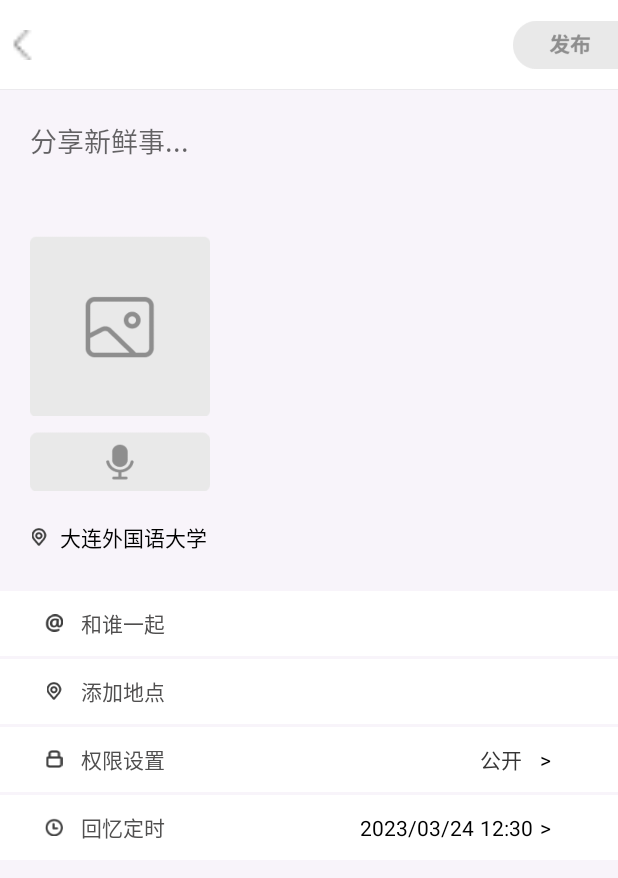
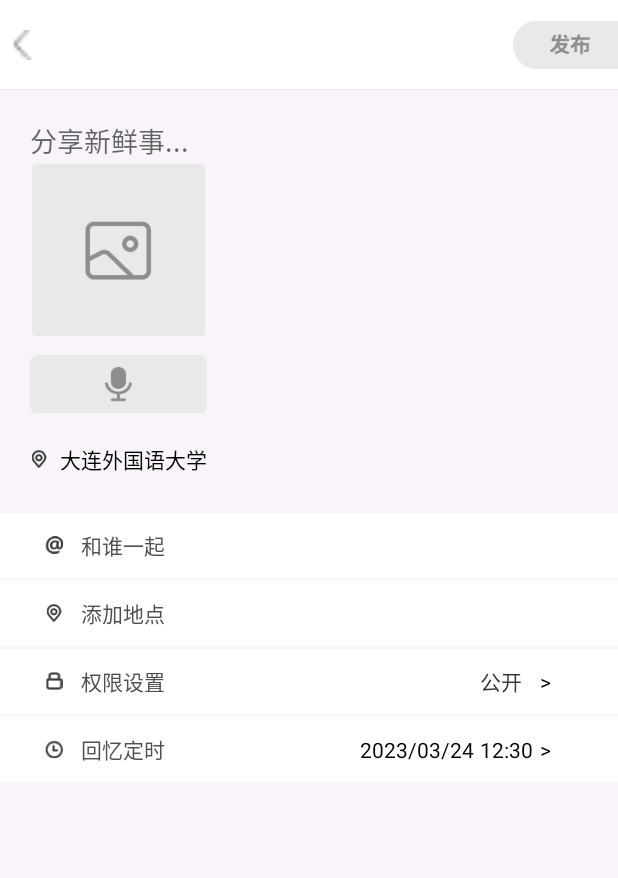
Before and after one commit to GeorgeRest/MemoShareApp, an Android app: the ReleaseActivity screen opened directly, with no data from a screen before it, after a tap on an icon or button, on a phone screen of 412 x 824 dp. Shown: the top 878 px of the screen. Run offline under Robolectric (Android 15) with nearby library versions, the phone set to English and light mode, and no system bars; libraries missing offline, so code that uses them is left out: com.zhihu.matisse.

Commit message:
zhwRelease展示照片

```diff
--- a/app/src/main/java/com/george/memoshareapp/activities/ReleaseActivity.java
+++ b/app/src/main/java/com/george/memoshareapp/activities/ReleaseActivity.java
@@ -4,32 +4,48 @@ import android.app.Activity;
 import android.app.DatePickerDialog;
 import android.app.Dialog;
 import android.app.TimePickerDialog;
+import android.content.ClipData;
+import android.content.Context;
 import android.content.Intent;
+import android.net.Uri;
 import android.os.Bundle;
 import android.util.Log;
 import android.text.Editable;
 import android.text.TextUtils;
 import android.text.TextWatcher;
 import android.view.Gravity;
+import android.view.LayoutInflater;
 import android.view.View;
 import android.view.ViewGroup;
 import android.view.Window;
 import android.widget.DatePicker;
 import android.widget.EditText;
+import android.widget.ImageButton;
 import android.widget.ImageView;
 import android.widget.RelativeLayout;
 import android.widget.TextView;
 import android.widget.TimePicker;
+import android.widget.Toast;
 
+import androidx.annotation.NonNull;
 import androidx.annotation.Nullable;
 import androidx.appcompat.app.AppCompatActivity;
+import androidx.recyclerview.widget.GridLayoutManager;
+import androidx.recyclerview.widget.RecyclerView;
 
+import com.bumptech.glide.Glide;
 import com.george.memoshareapp.R;
+import com.george.memoshareapp.adapters.ImageAdapter;
 import com.george.memoshareapp.beans.PublishContent;
 import com.george.memoshareapp.manager.ContentManager;
+import com.george.memoshareapp.utils.CustomItemDecoration;
+import com.george.memoshareapp.utils.GridSpacingItemDecoration;
+import com.zhihu.matisse.Matisse;
 
 import java.text.DateFormat;
+import java.util.ArrayList;
 import java.util.Calendar;
+import java.util.List;
 import java.util.Locale;
 
 public class ReleaseActivity extends AppCompatActivity implements View.OnClickListener {
@@ -54,12 +70,17 @@ public class ReleaseActivity extends AppCompatActivity implements View.OnClickLi
     private EditText release_edit;
     private ImageView release_back;
 
+    private static final int MAX_IMAGES = 9;  // Maximum number of images
+    private RecyclerView recyclerView;
+    private ImageAdapter imageAdapter;
+    private List<Uri> imageUriList = new ArrayList<>();
 
     @Override
     protected void onCreate(Bundle savedInstanceState) {
         super.onCreate(savedInstanceState);
         setContentView(R.layout.release);
         initView();
+        initRecyclerView();
         rl_permission.setOnClickListener(this);
         rl_time.setOnClickListener(this);
         release_button.setOnClickListener(this);
@@ -86,6 +107,7 @@ public class ReleaseActivity extends AppCompatActivity implements View.OnClickLi
             }
         });
 
+
     }
 
     private void initView() {
@@ -105,6 +127,31 @@ public class ReleaseActivity extends AppCompatActivity implements View.OnClickLi
         rl_time.setOnClickListener(this);
         release_button.setOnClickListener(this);
         addLocation.setOnClickListener(this);
+
+    }
+
+    private void initRecyclerView(){
+        // Set to 3-column grid layout
+        recyclerView = findViewById(R.id.recycler_view);
+        recyclerView.setLayoutManager(new GridLayoutManager(this, 3));
+        recyclerView.setHasFixedSize(true);
+
+        // Add blank items in RecyclerView
+        imageUriList.add(null);
+        imageAdapter = new ImageAdapter(this, imageUriList);
+        recyclerView.setAdapter(imageAdapter);
+
+        // 设置 RecyclerView 中的 item 的相对位置
+//        int spanCount = 3;
+//        int spacing = 0;
+//        boolean includeEdge = true;
+//        recyclerView.addItemDecoration(new GridSpacingItemDecoration(spanCount, spacing, includeEdge));
+
+//        imageAdapter.updateButtonPosition(MAX_IMAGES);
+
+        int spacingInPixels = getResources().getDimensionPixelSize(R.dimen.grid_expected_size);
+        recyclerView.addItemDecoration(new CustomItemDecoration(spacingInPixels));
+
     }
 
     public void showDatePickerDialog(Activity activity, int themeResId, final TextView tv, Calendar calendar) {
@@ -197,6 +244,40 @@ public class ReleaseActivity extends AppCompatActivity implements View.OnClickLi
 
     }
 
+    private void getPhotoFromAlbum(Intent data) {
+        // 从相册获取图片
+        if (data != null) {
+            ClipData clipData = data.getClipData();
+            if (clipData != null && clipData.getItemCount() + imageUriList.size()> MAX_IMAGES + 1) {
+                // 选择的图片数量超过了限制，提示用户重新选择
+                Toast.makeText(this, "最多可展示 " + MAX_IMAGES + " 照片" + "," + "请重新选择！", Toast.LENGTH_SHORT).show();
+            } else {
+                // 处理选择的图片
+                if (clipData != null) {
+                    int count = clipData.getItemCount();
+                    for (int i = 0; i < count; i++) {
+                        Uri imageUri = data.getClipData().getItemAt(i).getUri();
+                        imageUriList.add(imageUriList.size() - 1, imageUri);
+                    }
+                } else {
+                    Uri imageUri = data.getData();
+                    imageUriList.add(imageUriList.size() - 1, imageUri);
+                }
+                imageAdapter.updateImageListAndButtonPosition(MAX_IMAGES);
+            }
+        }
+    }
+    //imageUriList即是所选择照片的uri，但因为我的逻辑需要判断list尾部是否存在null，在获取list时要做出判断，若有则需要移除，具体逻辑如下
+    private List<Uri> getImageUriList() {
+        List<Uri> list = new ArrayList<>();
+        for (int i = 0; i < imageUriList.size(); i++) {
+            if (imageUriList.get(i) != null) {
+                list.add(imageUriList.get(i));
+            }
+        }
+        return list;
+    }
+
 
     @Override
     public void onClick(View v) {
@@ -208,7 +289,7 @@ public class ReleaseActivity extends AppCompatActivity implements View.OnClickLi
                 showDatePickerDialog(this, StyleType, release_time, calendar);
                 break;
             case R.id.release_button:
-                contentManager.saveContent2DB(PUBLIC_PERMISSION, memoireTime, time);
+                contentManager.saveContent2DB(PUBLIC_PERMISSION, memoireTime, time);//照片路径270行左右
                 break;
             case R.id.rl_addLocation:
                 startActivityForResult(new Intent(this, MapLocationActivity.class), 1);
@@ -222,11 +303,15 @@ public class ReleaseActivity extends AppCompatActivity implements View.OnClickLi
                 case MAP_INFORMATION_SUCCESS:
                     publishContent = (PublishContent) data.getSerializableExtra("publishContent");
                     break;
-            case R.id.release_back:
-                finish();
-                break;
-
+                case R.id.release_back:
+                    finish();
+                    break;
+                case RESULT_OK:
+                    getPhotoFromAlbum(data);
+                    break;
         }
 
     }
+
+
 }
--- /dev/null
+++ b/app/src/main/java/com/george/memoshareapp/adapters/ImageAdapter.java
@@ -0,0 +1,185 @@
+package com.george.memoshareapp.adapters;
+
+import android.app.Activity;
+import android.content.Context;
+import android.content.Intent;
+import android.net.Uri;
+import android.view.LayoutInflater;
+import android.view.View;
+import android.view.ViewGroup;
+import android.widget.ImageView;
+
+import androidx.annotation.NonNull;
+import androidx.recyclerview.widget.RecyclerView;
+
+import com.bumptech.glide.Glide;
+import com.george.memoshareapp.R;
+import com.george.memoshareapp.activities.ReleasePhotoImageDetailActivity;
+
+import java.util.List;
+
+
+public class ImageAdapter extends RecyclerView.Adapter<ImageAdapter.ViewHolder> {
+
+    private static final int VIEW_TYPE_IMAGE = 1;
+    private static final int VIEW_TYPE_MOVE_BUTTON = 2;
+
+    public static final int REQUEST_CODE_CHOOSE = 2;
+
+    private final Context context;
+    private final List<Uri> imageUriList;
+    private int moveButtonPosition = -1;
+
+    public ImageAdapter(Context context, List<Uri> imageUriList) {
+        this.context = context;
+        this.imageUriList = imageUriList;
+        updateImageListAndButtonPosition(9);
+    }
+
+    @NonNull
+    @Override
+    public ViewHolder onCreateViewHolder(@NonNull ViewGroup parent, int viewType) {
+        LayoutInflater inflater = LayoutInflater.from(context);
+        View itemView;
+        if (viewType == VIEW_TYPE_IMAGE) {
+            itemView = inflater.inflate(R.layout.release_photo_item, parent, false);
+        } else {
+            itemView = inflater.inflate(R.layout.release_photo_button, parent, false);
+        }
+
+        return new ViewHolder(itemView, viewType);
+    }
+
+    @Override
+    public void onBindViewHolder(@NonNull ViewHolder holder, int position) {
+        holder.bind(position);
+    }
+
+    @Override
+    public int getItemCount() {
+        return imageUriList.size();
+    }
+
+    @Override
+    public int getItemViewType(int position) {
+        return position == moveButtonPosition ? VIEW_TYPE_MOVE_BUTTON : VIEW_TYPE_IMAGE;
+    }
+
+    public void updateImageListAndButtonPosition(int maxImages) {
+        if (imageUriList.size() <= maxImages) {
+            moveButtonPosition = imageUriList.size() - 1;
+        } else {
+            moveButtonPosition = -1;
+            if (imageUriList.get(imageUriList.size() - 1) == null) {
+                imageUriList.remove(imageUriList.size() - 1);
+            }
+        }
+        notifyDataSetChanged();
+
+    }
+
+    public class ViewHolder extends RecyclerView.ViewHolder implements View.OnClickListener {
+        private ImageView imageView;
+        private ImageView deleteButton;
+        private ImageView moveButton;
+
+        public ViewHolder(View itemView, int viewType) {
+            super(itemView);
+            if (viewType == VIEW_TYPE_IMAGE) {
+                imageView = itemView.findViewById(R.id.image_view);
+                deleteButton = itemView.findViewById(R.id.delete_button);
+                deleteButton.setOnClickListener(this);
+            } else {
+                moveButton = itemView.findViewById(R.id.button_move);
+                moveButton.setOnClickListener(this);
+            }
+        }
+
+        public void bind(int position) {
+            if (getItemViewType() == VIEW_TYPE_IMAGE) {
+                Uri imageUri = imageUriList.get(position);
+                    setupViewImageButton(imageUri);
+                    setupDeleteButton(position);
+//                if (imageUri == null) {
+////                    setupAddImageButton();
+//                    setupMoveButton(position);
+//                    deleteButton.setVisibility(View.GONE);
+//                } else {
+//                    setupViewImageButton(imageUri);
+//                    setupDeleteButton(position);
+//                }
+            } else {
+                    setupMoveButton(position);
+//                if(imageUriList == null){
+//                    setupAddImageButton();
+//                }
+
+            }
+        }
+
+        private void setupAddImageButton() {
+            imageView.setImageResource(R.mipmap.picture);
+            imageView.setOnClickListener(v -> startImageSelectionActivity());
+        }
+
+        private void setupViewImageButton(Uri imageUri) {
+            Glide.with(context)
+                    .load(imageUri)
+                    .centerCrop()
+                    .into(imageView);
+
+            imageView.setOnClickListener(v -> viewImageDetail(imageUri));
+        }
+
+        private void setupDeleteButton(int position) {
+            deleteButton.setVisibility(View.VISIBLE);
+            deleteButton.setOnClickListener(v -> deleteImage(position));
+        }
+
+        private void setupMoveButton(int position) {
+            if (position == moveButtonPosition) {
+                moveButton.setVisibility(View.VISIBLE);
+                moveButton.setOnClickListener(v -> startImageSelectionActivity());
+            } else {
+                moveButton.setVisibility(View.GONE);
+            }
+        }
+
+        private void startImageSelectionActivity() {
+            Intent intent = new Intent(Intent.ACTION_GET_CONTENT);
+            intent.setType("image/*");
+            intent.putExtra(Intent.EXTRA_ALLOW_MULTIPLE, true);
+            ((Activity) context).startActivityForResult(intent, REQUEST_CODE_CHOOSE);
+            updateImageListAndButtonPosition(9);
+        }
+
+        private void viewImageDetail(Uri imageUri) {
+            Intent intent = new Intent(context, ReleasePhotoImageDetailActivity.class);
+            intent.putExtra("imageUri", imageUri.toString());
+            context.startActivity(intent);
+        }
+
+        private void deleteImage(int position) {
+            imageUriList.remove(position);
+            moveButtonPosition = imageUriList.size() - 1;
+            notifyItemRemoved(position);
+            notifyItemRangeChanged(position, imageUriList.size() - position);
+            if (imageUriList.isEmpty() || imageUriList.get(imageUriList.size() - 1) != null) {
+                imageUriList.add(null);
+            }
+            updateImageListAndButtonPosition(9);
+        }
+
+        @Override
+        public void onClick(View v) {
+            int position = getAdapterPosition();
+            if (getItemViewType() == VIEW_TYPE_IMAGE) {
+                if (v.getId() == R.id.delete_button) {
+                    deleteImage(position);
+                }
+            } else if (getItemViewType() == VIEW_TYPE_MOVE_BUTTON && v.getId() == R.id.button_move) {
+                startImageSelectionActivity();
+            }
+        }
+    }
+}
--- /dev/null
+++ b/app/src/main/java/com/george/memoshareapp/utils/CustomItemDecoration.java
@@ -0,0 +1,107 @@
+package com.george.memoshareapp.utils;
+
+import android.graphics.Rect;
+import android.view.View;
+
+import androidx.recyclerview.widget.RecyclerView;
+
+//public class GridSpacingItemDecoration extends RecyclerView.ItemDecoration {
+//
+//    private int spanCount;
+//    private int spacing;
+//    private boolean includeEdge;
+//
+//    public GridSpacingItemDecoration(int spanCount, int spacing, boolean includeEdge) {
+//        this.spanCount = spanCount;
+//        this.spacing = spacing;
+//        this.includeEdge = includeEdge;
+//    }
+//
+//    @Override
+//    public void getItemOffsets(Rect outRect, View view, RecyclerView parent, RecyclerView.State state) {
+//        int position = parent.getChildAdapterPosition(view); // item position
+//        int column = position % spanCount; // item column
+//
+//        if (includeEdge) {
+//            outRect.left = spacing - column * spacing / spanCount; // spacing - column * ((1f / spanCount) * spacing)
+//            outRect.right = (column + 1) * spacing / spanCount; // (column + 1) * ((1f / spanCount) * spacing)
+//
+//            if (position < spanCount) { // top edge
+//                outRect.top = spacing;
+//            }
+//            outRect.bottom = spacing; // item bottom
+//        } else {
+//            outRect.left = column * spacing / spanCount; // column * ((1f / spanCount) * spacing)
+//            outRect.right = spacing - (column + 1) * spacing / spanCount; // spacing - (column + 1) * ((1f / spanCount) * spacing)
+//            if (position >= spanCount) {
+//                outRect.top = spacing; // item top
+//            }
+//        }
+//
+//////        outRect.left += spacing;
+//////        outRect.right += spacing;
+//////        outRect.top += spacing;
+//////        outRect.bottom += spacing;
+////        outRect.left = spacing / 2;
+////        outRect.right = spacing / 2;
+////        outRect.top = spacing / 2;
+////        outRect.bottom = spacing / 2;
+//
+//    }
+//}
+//public class GridSpacingItemDecoration extends RecyclerView.ItemDecoration {
+//    private int space;
+//
+//    public GridSpacingItemDecoration(int space) {
+//        this.space = space;
+//    }
+//
+//    @Override
+//    public void getItemOffsets(Rect outRect, View view,
+//                               RecyclerView parent, RecyclerView.State state) {
+//        outRect.left = space;
+//        outRect.right = space;
+//        outRect.bottom = space;
+//
+//        // Add top margin only for the first item to avoid double space between items
+//        if (parent.getChildLayoutPosition(view) == 0) {
+//            outRect.top = space;
+//        } else {
+//            outRect.top = 0;
+//        }
+//    }
+//}
+
+import android.graphics.Rect;
+import android.view.View;
+import androidx.recyclerview.widget.RecyclerView;
+
+import android.graphics.Rect;
+import android.view.View;
+import androidx.recyclerview.widget.RecyclerView;
+
+import android.graphics.Rect;
+import android.view.View;
+import androidx.recyclerview.widget.RecyclerView;
+
+public class CustomItemDecoration extends RecyclerView.ItemDecoration {
+    private int space;
+
+    public CustomItemDecoration(int space) {
+        this.space = space;
+    }
+
+    @Override
+    public void getItemOffsets(Rect outRect, View view, RecyclerView parent, RecyclerView.State state) {
+        outRect.left = space;
+        outRect.right = space;
+        outRect.bottom = space;
+
+        // Add top margin only for the first item to avoid double space between items
+        if (parent.getChildAdapterPosition(view) == 0) {
+            outRect.top = space;
+        } else {
+            outRect.top = 0;
+        }
+    }
+}
--- a/app/src/main/java/com/george/memoshareapp/utils/PermissionUtils.java
+++ b/app/src/main/java/com/george/memoshareapp/utils/PermissionUtils.java
@@ -32,6 +32,7 @@ public class PermissionUtils {
                 .permission(Permission.ACCESS_FINE_LOCATION)//GPS定位
                 .permission(Permission.READ_PHONE_STATE)//读取手机当前状态
                 .permission(Permission.READ_EXTERNAL_STORAGE)//读取外部存储
+                .permission(Permission.WRITE_EXTERNAL_STORAGE)//写入外部存储
                 .request(new OnPermissionCallback() {
                     @Override
                     public void onGranted(@NonNull List<String> permissions, boolean allGranted) {
--- a/app/src/main/res/layout/release.xml
+++ b/app/src/main/res/layout/release.xml
@@ -1,8 +1,8 @@
 <?xml version="1.0" encoding="utf-8"?>
-<LinearLayout
-    xmlns:android="http://schemas.android.com/apk/res/android"
+<LinearLayout xmlns:android="http://schemas.android.com/apk/res/android"
     android:layout_width="match_parent"
     android:layout_height="match_parent"
+    xmlns:app="http://schemas.android.com/apk/res-auto"
     android:orientation="vertical"
     android:background="#F8F4FA">
     <RelativeLayout
@@ -43,16 +43,25 @@
                     android:layout_height="wrap_content"
                     android:hint="分享新鲜事..."
                     android:background="@null"/>
-                <ImageView
-                    android:id="@+id/picture"
-                    android:layout_marginTop="50dp"
-                    android:layout_width="120dp"
-                    android:layout_height="120dp"
-                    android:src="@mipmap/picture"/>
+<!--                <ImageView-->
+<!--                    android:id="@+id/picture"-->
+<!--                    android:layout_marginTop="50dp"-->
+<!--                    android:layout_width="120dp"-->
+<!--                    android:layout_height="120dp"-->
+<!--                    android:src="@mipmap/picture"/>-->
+
+                <androidx.recyclerview.widget.RecyclerView
+                    android:id="@+id/recycler_view"
+                    android:layout_width="match_parent"
+                    android:layout_height="wrap_content"
+                    app:layout_constraintTop_toTopOf="parent"
+                    app:layout_constraintStart_toStartOf="parent"
+                    app:layout_constraintEnd_toEndOf="parent"/>
+
                 <ImageView
                     android:id="@+id/voice"
                     android:layout_marginTop="5dp"
-                    android:layout_width="120dp"
+                    android:layout_width="118dp"
                     android:layout_height="50dp"
                     android:src="@mipmap/voice"/>
                 <RelativeLayout
--- /dev/null
+++ b/app/src/main/res/layout/release_photo_button.xml
@@ -0,0 +1,15 @@
+<LinearLayout
+    xmlns:android="http://schemas.android.com/apk/res/android"
+    android:layout_width="wrap_content"
+    android:layout_height="wrap_content">
+    <!--        android:contentDescription="@string/move_button_description"-->
+    <ImageView
+        android:id="@+id/button_move"
+        android:layout_width="115dp"
+        android:layout_height="115dp"
+        android:src="@mipmap/picture"
+        android:adjustViewBounds="true"
+        android:scaleType="centerCrop"
+        android:background="@null"/>
+
+</LinearLayout>
--- /dev/null
+++ b/app/src/main/res/values/dimen.xml
@@ -0,0 +1,4 @@
+<?xml version="1.0" encoding="utf-8"?>
+<resources>
+    <dimen name="grid_expected_size">1dp</dimen>
+</resources>
```
Also changed, not shown: app/build.gradle (+7 -0 lines), app/src/main/AndroidManifest.xml (+9 -1 lines), app/src/main/java/com/george/memoshareapp/activities/ReleasePhotoImageDetailActivity.java (added, +62 -0 lines), app/src/main/java/com/george/memoshareapp/utils/GridSpacingItemDecoration.java (added, +41 -0 lines), app/src/main/res/layout/release_photo_detail.xml (added, +42 -0 lines), app/src/main/res/layout/release_photo_item.xml (added, +33 -0 lines), app/src/main/res/drawable/ic_release_photo_delete.png (added), 1 other file.
